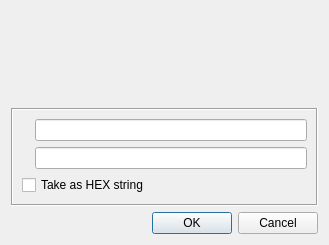
chris2511/xca, file ui/PassWrite.ui: the form before one commit.
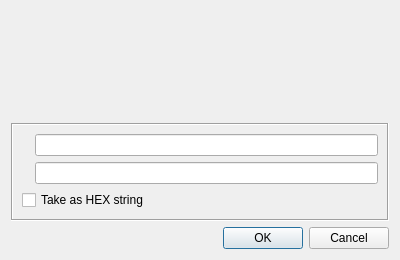
The form after the commit.

Commit message: improve password dialogs

```diff
--- a/ui/PassWrite.ui
+++ b/ui/PassWrite.ui
@@ -6,8 +6,8 @@
    <rect>
     <x>0</x>
     <y>0</y>
-    <width>329</width>
-    <height>245</height>
+    <width>400</width>
+    <height>260</height>
    </rect>
   </property>
   <property name="windowTitle">
```
The commit also changes 2 other files.
